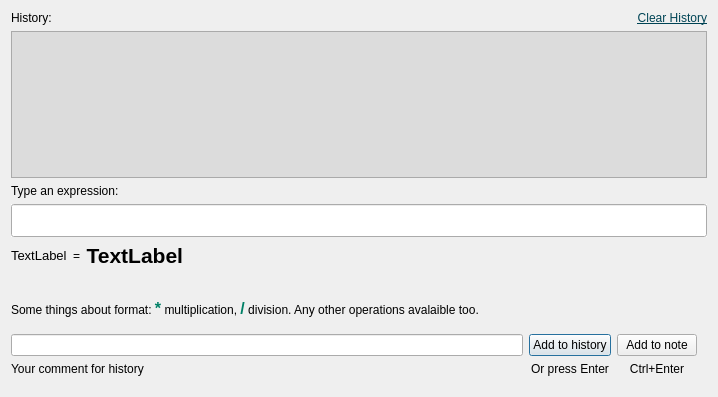
Old version of the form relacalc/qtdesign_ui/calculator_window.ui in the repository vslobodyan/Relanotes.
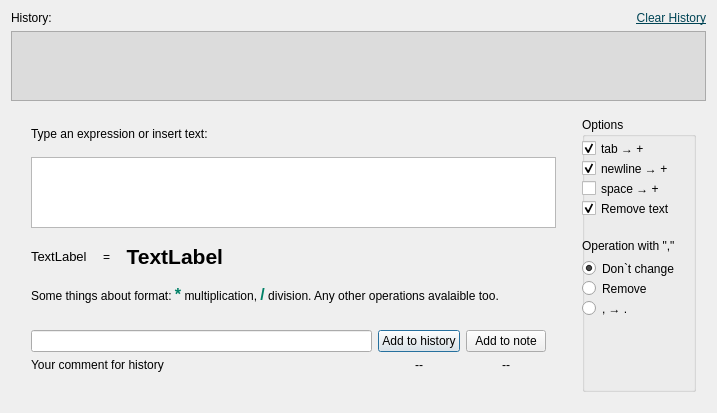
New version of the form. Icons and pictures are not drawn.

The edit to the form file:
```diff
--- a/relacalc/qtdesign_ui/calculator_window.ui
+++ b/relacalc/qtdesign_ui/calculator_window.ui
@@ -6,8 +6,8 @@
    <rect>
     <x>0</x>
     <y>0</y>
-    <width>718</width>
-    <height>397</height>
+    <width>717</width>
+    <height>413</height>
    </rect>
   </property>
   <property name="windowTitle">
@@ -58,31 +58,59 @@
     </widget>
    </item>
    <item>
+    <layout class="QHBoxLayout" name="horizontalLayout_4">
+     <property name="spacing">
+      <number>16</number>
+     </property>
+     <property name="leftMargin">
+      <number>10</number>
+     </property>
+     <property name="topMargin">
+      <number>10</number>
+     </property>
+     <property name="rightMargin">
+      <number>10</number>
+     </property>
+     <property name="bottomMargin">
+      <number>10</number>
+     </property>
+     <item>
+      <layout class="QVBoxLayout" name="verticalLayout_5">
+       <property name="leftMargin">
+        <number>10</number>
+       </property>
+       <property name="topMargin">
+        <number>10</number>
+       </property>
+       <property name="rightMargin">
+        <number>10</number>
+       </property>
+       <property name="bottomMargin">
+        <number>10</number>
+       </property>
+       <item>
     <widget class="QLabel" name="label">
      <property name="text">
-      <string>Type an expression:</string>
+          <string>Type an expression or insert text:</string>
      </property>
     </widget>
    </item>
    <item>
-    <widget class="QLineEdit" name="lineEdit">
+        <widget class="QTextEdit" name="textEdit">
      <property name="font">
       <font>
        <pointsize>16</pointsize>
       </font>
      </property>
-     <property name="autoFillBackground">
-      <bool>true</bool>
-     </property>
-     <property name="styleSheet">
-      <string notr="true"/>
+         <property name="acceptRichText">
+          <bool>false</bool>
      </property>
     </widget>
    </item>
    <item>
     <layout class="QHBoxLayout" name="horizontalLayout">
      <property name="bottomMargin">
-      <number>25</number>
+          <number>0</number>
      </property>
      <item>
       <widget class="QLabel" name="labelFormula">
@@ -152,6 +180,9 @@
      <property name="text">
       <string>&lt;html&gt;&lt;head/&gt;&lt;body&gt;&lt;p&gt;Some things about format: &lt;span style=&quot; font-size:12pt; font-weight:600; color:#008066;&quot;&gt;*&lt;/span&gt; multiplication, &lt;span style=&quot; font-size:12pt; font-weight:600; color:#008066;&quot;&gt;/&lt;/span&gt; division. Any other operations avalaible too.&lt;/p&gt;&lt;/body&gt;&lt;/html&gt;</string>
      </property>
+         <property name="wordWrap">
+          <bool>true</bool>
+         </property>
     </widget>
    </item>
    <item>
@@ -203,7 +234,7 @@
        <item>
         <widget class="QLabel" name="label_6">
          <property name="text">
-          <string>Or press Enter</string>
+              <string>--</string>
          </property>
          <property name="alignment">
           <set>Qt::AlignCenter</set>
@@ -227,7 +258,7 @@
        <item>
         <widget class="QLabel" name="label_7">
          <property name="text">
-          <string>Ctrl+Enter</string>
+              <string>--</string>
          </property>
          <property name="alignment">
           <set>Qt::AlignCenter</set>
@@ -235,6 +266,145 @@
         </widget>
        </item>
       </layout>
+         </item>
+        </layout>
+       </item>
+      </layout>
+     </item>
+     <item>
+      <widget class="QGroupBox" name="groupBox">
+       <property name="minimumSize">
+        <size>
+         <width>114</width>
+         <height>0</height>
+        </size>
+       </property>
+       <property name="title">
+        <string>Options</string>
+       </property>
+       <property name="flat">
+        <bool>false</bool>
+       </property>
+       <property name="checkable">
+        <bool>false</bool>
+       </property>
+       <widget class="QCheckBox" name="chbTabToPlus">
+        <property name="geometry">
+         <rect>
+          <x>0</x>
+          <y>20</y>
+          <width>111</width>
+          <height>23</height>
+         </rect>
+        </property>
+        <property name="text">
+         <string>tab → +</string>
+        </property>
+        <property name="checked">
+         <bool>true</bool>
+        </property>
+       </widget>
+       <widget class="QCheckBox" name="chbNewlineToPlus">
+        <property name="geometry">
+         <rect>
+          <x>0</x>
+          <y>40</y>
+          <width>111</width>
+          <height>23</height>
+         </rect>
+        </property>
+        <property name="text">
+         <string>newline → +</string>
+        </property>
+        <property name="checked">
+         <bool>true</bool>
+        </property>
+       </widget>
+       <widget class="QCheckBox" name="chbSpaceToPlus">
+        <property name="geometry">
+         <rect>
+          <x>0</x>
+          <y>60</y>
+          <width>111</width>
+          <height>23</height>
+         </rect>
+        </property>
+        <property name="text">
+         <string>space → +</string>
+        </property>
+       </widget>
+       <widget class="QLabel" name="label_4">
+        <property name="geometry">
+         <rect>
+          <x>0</x>
+          <y>120</y>
+          <width>111</width>
+          <height>18</height>
+         </rect>
+        </property>
+        <property name="text">
+         <string>Operation with &quot;,&quot;</string>
+        </property>
+       </widget>
+       <widget class="QCheckBox" name="chbRemoveText">
+        <property name="geometry">
+         <rect>
+          <x>0</x>
+          <y>80</y>
+          <width>111</width>
+          <height>23</height>
+         </rect>
+        </property>
+        <property name="text">
+         <string>Remove text</string>
+        </property>
+        <property name="checked">
+         <bool>true</bool>
+        </property>
+       </widget>
+       <widget class="QRadioButton" name="rbDontChangeDecimalPoint">
+        <property name="geometry">
+         <rect>
+          <x>0</x>
+          <y>140</y>
+          <width>106</width>
+          <height>23</height>
+         </rect>
+        </property>
+        <property name="text">
+         <string>Don`t change</string>
+        </property>
+        <property name="checked">
+         <bool>true</bool>
+        </property>
+       </widget>
+       <widget class="QRadioButton" name="rbRemoveDecimalPoint">
+        <property name="geometry">
+         <rect>
+          <x>0</x>
+          <y>160</y>
+          <width>106</width>
+          <height>23</height>
+         </rect>
+        </property>
+        <property name="text">
+         <string>Remove</string>
+        </property>
+       </widget>
+       <widget class="QRadioButton" name="rbDecimalPointMakeDot">
+        <property name="geometry">
+         <rect>
+          <x>0</x>
+          <y>180</y>
+          <width>106</width>
+          <height>23</height>
+         </rect>
+        </property>
+        <property name="text">
+         <string>, → .</string>
+        </property>
+       </widget>
+      </widget>
      </item>
     </layout>
    </item>
```
Lines whose indentation alone changed are shown as unchanged.
